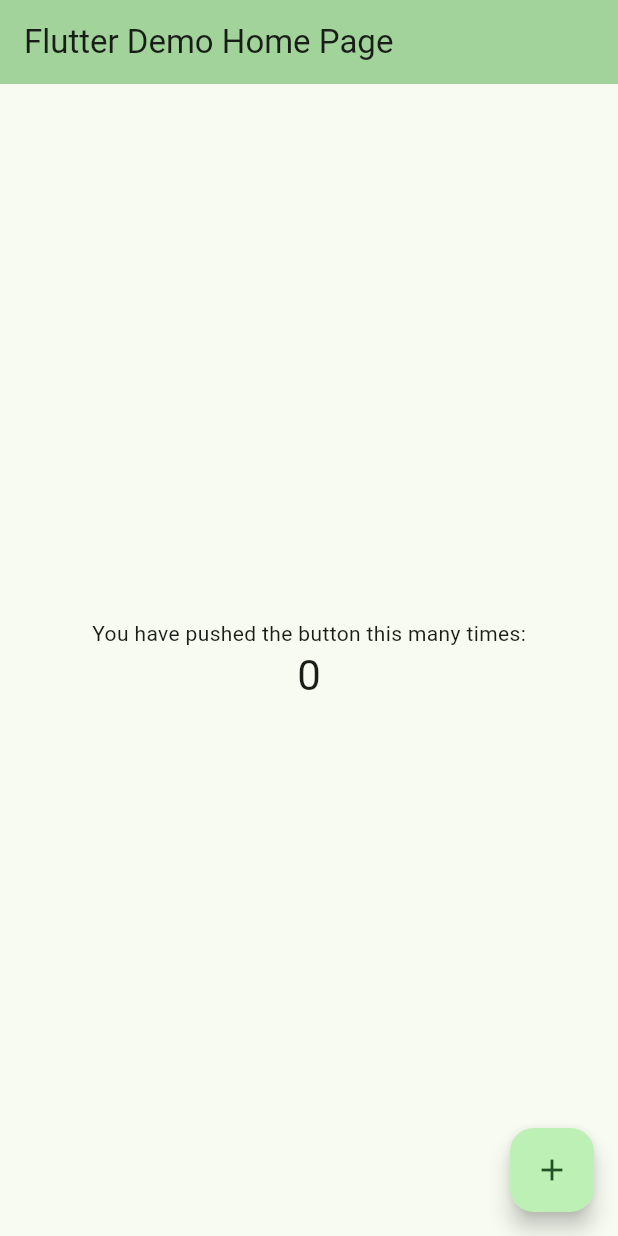
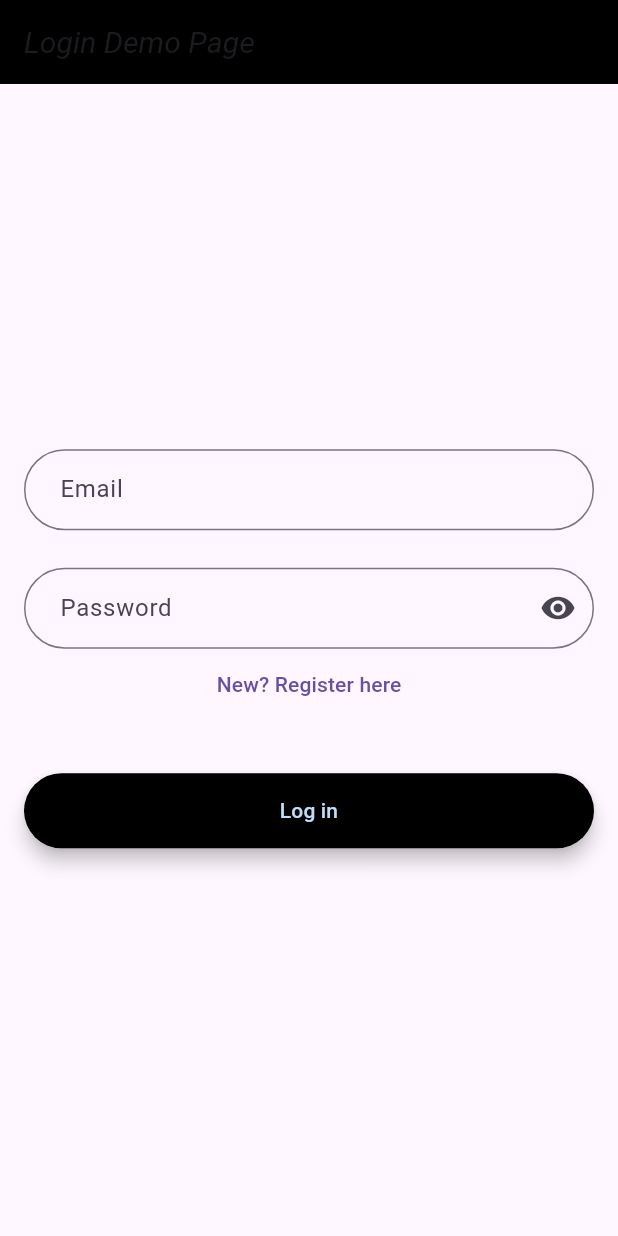
Before and after one commit to anastazee/city-report, a Flutter app: the screen it shows after launch, on a phone screen of 412 x 824 dp. Run offline on Flutter 3.47's test engine with Material 3 defaults, Android fonts, the phone set to English and light mode, and no system bars; our stand-ins replace cloud_firestore, firebase_auth, firebase_core; accounts and stored records are empty; Roboto replaces fonts that are missing (Georgia).

Commit message:
modified:   android/app/build.gradle 	new file:   android/app/google-services.json 	new file:   android/app/src/main/java/io/flutter/app/FlutterMultiDexApplication.java 	modified:   android/app/src/main/kotlin/com/example/flutter_application_1/MainActivity.kt 	modified:   android/build.gradle 	modified:   lib/main.dart 	new file:   lib/models/loginuser.dart 	new file:   lib/screens/authenticate/handler.dart 	new file:   lib/screens/authenticate/login.dart 	new file:   lib/screens/authenticate/register.dart 	new file:   lib/screens/home/home.dart 	new file:   lib/screens/home/wrapper.dart 	new file:   lib/services/auth.dart 	modified:   pubspec.lock 	modified:   pubspec.yaml 	modified:   test/widget_test.dart

```diff
--- a/lib/main.dart
+++ b/lib/main.dart
@@ -1,125 +1,47 @@
 import 'package:flutter/material.dart';
+import 'package:firebase_core/firebase_core.dart';
+import 'package:provider/provider.dart';
+import 'package:firebase_auth/firebase_auth.dart';
 
-void main() {
-  runApp(const MyApp());
+import 'services/auth.dart';
+import 'screens/home/wrapper.dart';
+
+void main() async {
+  WidgetsFlutterBinding.ensureInitialized();
+  try {
+    await Firebase.initializeApp(options: const FirebaseOptions(apiKey:'AIzaSyDHSMiQYcbxTjeqo5A9UdejOsbMqaXY45A',appId:'1:781909190909:android:3d3bfcba13844aa9607694',messagingSenderId:'781909190909',projectId:'city-report-app'));
+  } catch (e) {
+    print('Error initializing Firebase: $e');
+  }
+  runApp(MyApp());
 }
 
-class MyApp extends StatelessWidget {
-  const MyApp({super.key});
-
-  // This widget is the root of your application.
+class MyApp extends StatelessWidget{
   @override
   Widget build(BuildContext context) {
-    return MaterialApp(
-      title: 'Flutter Demo',
+
+    return StreamProvider<User?>.value(
+      value: AuthService().user,
+       initialData: null,
+       child: MaterialApp(
       theme: ThemeData(
-        // This is the theme of your application.
-        //
-        // TRY THIS: Try running your application with "flutter run". You'll see
-        // the application has a purple toolbar. Then, without quitting the app,
-        // try changing the seedColor in the colorScheme below to Colors.green
-        // and then invoke "hot reload" (save your changes or press the "hot
-        // reload" button in a Flutter-supported IDE, or press "r" if you used
-        // the command line to start the app).
-        //
-        // Notice that the counter didn't reset back to zero; the application
-        // state is not lost during the reload. To reset the state, use hot
-        // restart instead.
-        //
-        // This works for code too, not just values: Most code changes can be
-        // tested with just a hot reload.
-        colorScheme: ColorScheme.fromSeed(seedColor: Colors.green),
-        useMaterial3: true,
-      ),
-      home: const MyHomePage(title: 'Flutter Demo Home Page'),
-    );
+        brightness: Brightness.light,
+        primaryColor: Colors.black,
+        buttonTheme: ButtonThemeData(
+          buttonColor: Colors.black,
+          textTheme: ButtonTextTheme.primary,
+          colorScheme:
+              Theme.of(context).colorScheme.copyWith(secondary: Colors.white),
+        ),
+        fontFamily: 'Georgia',
+        textTheme: const TextTheme(
+          displayLarge: TextStyle(fontSize: 72.0, fontWeight: FontWeight.bold),
+          titleLarge: TextStyle(fontSize: 20.0, fontStyle: FontStyle.italic),
+          bodyMedium: TextStyle(fontSize: 14.0, fontFamily: 'Hind'),
+        ),
+        ),
+      home: Wrapper(),
+    ),);
+
   }
 }
-
-class MyHomePage extends StatefulWidget {
-  const MyHomePage({super.key, required this.title});
-
-  // This widget is the home page of your application. It is stateful, meaning
-  // that it has a State object (defined below) that contains fields that affect
-  // how it looks.
-
-  // This class is the configuration for the state. It holds the values (in this
-  // case the title) provided by the parent (in this case the App widget) and
-  // used by the build method of the State. Fields in a Widget subclass are
-  // always marked "final".
-
-  final String title;
-
-  @override
-  State<MyHomePage> createState() => _MyHomePageState();
-}
-
-class _MyHomePageState extends State<MyHomePage> {
-  int _counter = 0;
-
-  void _incrementCounter() {
-    setState(() {
-      // This call to setState tells the Flutter framework that something has
-      // changed in this State, which causes it to rerun the build method below
-      // so that the display can reflect the updated values. If we changed
-      // _counter without calling setState(), then the build method would not be
-      // called again, and so nothing would appear to happen.
-      _counter++;
-    });
-  }
-
-  @override
-  Widget build(BuildContext context) {
-    // This method is rerun every time setState is called, for instance as done
-    // by the _incrementCounter method above.
-    //
-    // The Flutter framework has been optimized to make rerunning build methods
-    // fast, so that you can just rebuild anything that needs updating rather
-    // than having to individually change instances of widgets.
-    return Scaffold(
-      appBar: AppBar(
-        // TRY THIS: Try changing the color here to a specific color (to
-        // Colors.amber, perhaps?) and trigger a hot reload to see the AppBar
-        // change color while the other colors stay the same.
-        backgroundColor: Theme.of(context).colorScheme.inversePrimary,
-        // Here we take the value from the MyHomePage object that was created by
-        // the App.build method, and use it to set our appbar title.
-        title: Text(widget.title),
-      ),
-      body: Center(
-        // Center is a layout widget. It takes a single child and positions it
-        // in the middle of the parent.
-        child: Column(
-          // Column is also a layout widget. It takes a list of children and
-          // arranges them vertically. By default, it sizes itself to fit its
-          // children horizontally, and tries to be as tall as its parent.
-          //
-          // Column has various properties to control how it sizes itself and
-          // how it positions its children. Here we use mainAxisAlignment to
-          // center the children vertically; the main axis here is the vertical
-          // axis because Columns are vertical (the cross axis would be
-          // horizontal).
-          //
-          // TRY THIS: Invoke "debug painting" (choose the "Toggle Debug Paint"
-          // action in the IDE, or press "p" in the console), to see the
-          // wireframe for each widget.
-          mainAxisAlignment: MainAxisAlignment.center,
-          children: <Widget>[
-            const Text(
-              'You have pushed the button this many times:',
-            ),
-            Text(
-              '$_counter',
-              style: Theme.of(context).textTheme.headlineMedium,
-            ),
-          ],
-        ),
-      ),
-      floatingActionButton: FloatingActionButton(
-        onPressed: _incrementCounter,
-        tooltip: 'Increment',
-        child: const Icon(Icons.add),
-      ), // This trailing comma makes auto-formatting nicer for build methods.
-    );
-  }
-}
--- /dev/null
+++ b/lib/models/loginuser.dart
@@ -0,0 +1,7 @@
+class LoginUser {
+  final String? username;
+  final String? email;
+  final String? password;
+
+  LoginUser({this.username, this.email, this.password});
+}
--- /dev/null
+++ b/lib/screens/authenticate/login.dart
@@ -0,0 +1,150 @@
+import 'package:flutter_application_1/models/loginuser.dart';
+import 'package:flutter_application_1/services/auth.dart';
+import 'package:flutter/material.dart';
+import '../home/home.dart';
+import './register.dart';
+
+class Login extends StatefulWidget {
+  final Function? toggleView;
+  Login({this.toggleView});
+
+  @override
+  State<StatefulWidget> createState() {
+    return _Login();
+  }
+}
+
+class _Login extends State<Login> {
+  bool _obscureText = true;
+
+  final _email = TextEditingController();
+  final _password = TextEditingController();
+  final GlobalKey<FormState> _formKey = GlobalKey<FormState>();
+  final AuthService _auth = AuthService();
+
+  @override
+  Widget build(BuildContext context) {
+    final emailField = TextFormField(
+        controller: _email,
+        autofocus: false,
+        validator: (value) {
+          if (value != null) {
+            if (value.contains('@') && value.endsWith('.com')) {
+              return null;
+            }
+            return 'Enter a Valid Email Address';
+          }
+          return 'This field is required';
+        },
+        decoration: InputDecoration(
+            contentPadding: const EdgeInsets.fromLTRB(20.0, 15.0, 20.0, 15.0),
+            hintText: "Email",
+            border:
+                OutlineInputBorder(borderRadius: BorderRadius.circular(32.0))));
+
+    final passwordField = TextFormField(
+        obscureText: _obscureText,
+        controller: _password,
+        autofocus: false,
+        validator: (value) {
+          if (value == null || value.trim().isEmpty) {
+            return 'This field is required';
+          }
+          // Return null if the entered password is valid
+          return null;
+        },
+        decoration: InputDecoration(
+            contentPadding: const EdgeInsets.fromLTRB(20.0, 15.0, 20.0, 15.0),
+            hintText: "Password",
+            suffixIcon: IconButton(
+              icon:
+                  Icon(_obscureText ? Icons.visibility : Icons.visibility_off),
+              onPressed: () {
+                setState(() {
+                  _obscureText = !_obscureText;
+                });
+              },
+            ),
+            border: OutlineInputBorder(
+              borderRadius: BorderRadius.circular(32.0),
+            )));
+
+final txtbutton = TextButton(
+  onPressed: () {
+    Navigator.push(
+      context,
+      MaterialPageRoute(builder: (context) => Register()), // Replace Register() with the actual Register widget
+    );
+  },
+  child: const Text('New? Register here'),
+);
+
+
+    final loginButton = Material(
+      elevation: 5.0,
+      borderRadius: BorderRadius.circular(30.0),
+      color: Theme.of(context).primaryColor,
+      child: MaterialButton(
+        minWidth: MediaQuery.of(context).size.width,
+        padding: const EdgeInsets.fromLTRB(20.0, 15.0, 20.0, 15.0),
+        onPressed: () async {
+          if (_formKey.currentState!.validate()) {
+            dynamic result = await _auth.signInEmailPassword(LoginUser(email: _email.text, password: _password.text));
+            if (result != null && result.uid != null) { // Successful authentication
+              Navigator.pushReplacement(
+                context,
+                MaterialPageRoute(builder: (context) => Home()),
+              );
+            } else {
+              showDialog(
+            context: context,
+            builder: (context) {
+              return AlertDialog(
+                content: Text(result != null ? result.code : "You are not registerd"),
+              );
+                },
+              );
+            }
+          }
+},
+        child: Text(
+          "Log in",
+          style: TextStyle(color: Theme.of(context).primaryColorLight),
+          textAlign: TextAlign.center,
+        ),
+      ),
+    );
+
+    return Scaffold(
+      resizeToAvoidBottomInset: false,
+      appBar: AppBar(
+        title: const Text('Login Demo Page'),
+        backgroundColor: Theme.of(context).primaryColor,
+      ),
+      body: Column(
+        mainAxisAlignment: MainAxisAlignment.center,
+        children: [
+          Form(
+            key: _formKey,
+            child: Padding(
+              padding: const EdgeInsets.all(16.0),
+              child: Column(
+                crossAxisAlignment: CrossAxisAlignment.center,
+                mainAxisAlignment: MainAxisAlignment.center,
+                children: <Widget>[
+                  emailField,
+                  const SizedBox(height: 25.0),
+                  passwordField,
+                  txtbutton,
+                  const SizedBox(height: 35.0),
+                  loginButton,
+                  const SizedBox(height: 15.0),
+                ],
+              ),
+            ),
+          ),
+        ],
+      ),
+    );
+  }
+}
--- /dev/null
+++ b/lib/screens/home/wrapper.dart
@@ -0,0 +1,19 @@
+import 'package:flutter/material.dart';
+import 'package:firebase_auth/firebase_auth.dart';
+import 'home.dart';
+import '../authenticate/login.dart';
+
+class Wrapper extends StatelessWidget {
+  @override
+  Widget build(BuildContext context) {
+    User? user = FirebaseAuth.instance.currentUser;
+
+    // If the user is logged in, show the home page
+    if (user != null) {
+      return Home();
+    } else {
+      // If the user is not logged in, show the login page
+      return Login();
+    }
+  }
+}
--- /dev/null
+++ b/lib/services/auth.dart
@@ -0,0 +1,60 @@
+import 'package:firebase_auth/firebase_auth.dart';
+import 'package:cloud_firestore/cloud_firestore.dart';
+import "../models/loginuser.dart";
+
+class AuthService {
+  final FirebaseAuth _auth = FirebaseAuth.instance;
+
+  Stream<User?> get user {
+    return _auth.authStateChanges();
+  }
+
+  Future<User?> signInEmailPassword(LoginUser _login) async {
+    try {
+      UserCredential userCredential = await _auth.signInWithEmailAndPassword(
+        email: _login.email.toString(),
+        password: _login.password.toString(),
+      );
+      return userCredential.user;
+    } on FirebaseAuthException catch (e) {
+      // Handle authentication exceptions here
+      print("Error signing in: ${e.message}");
+      return null;
+    }
+  }
+
+  Future<User?> registerUser(LoginUser login) async {
+    try {
+      UserCredential userCredential = await _auth.createUserWithEmailAndPassword(
+        email: login.email.toString(),
+        password: login.password.toString(),
+      );
+      await addDetails(login, userCredential.user?.uid);
+      return userCredential.user;
+    } on FirebaseAuthException catch (e) {
+      // Handle registration exceptions here
+      print("Error registering: ${e.message}");
+      return null;
+    } catch (e) {
+      print("Unexpected error: $e");
+      return null;
+    }
+  }
+
+  Future<void> addDetails(LoginUser login, String? uid) async {
+    await FirebaseFirestore.instance.collection('users').doc(uid).set({
+      'username': login.username.toString(),
+      'email': login.email.toString(),
+      'points': 0
+    });
+  }
+
+  Future<void> signOut() async {
+    try {
+      await _auth.signOut();
+    } catch (e) {
+      // Handle sign-out exceptions here
+      print("Error signing out: $e");
+    }
+  }
+}
--- a/pubspec.yaml
+++ b/pubspec.yaml
@@ -35,6 +35,10 @@ dependencies:
   # The following adds the Cupertino Icons font to your application.
   # Use with the CupertinoIcons class for iOS style icons.
   cupertino_icons: ^1.0.2
+  firebase_core: ^2.24.2
+  firebase_auth: ^4.15.3
+  provider: ^6.1.1
+  cloud_firestore: ^4.13.6
 
 dev_dependencies:
   flutter_test:
```
Also changed, not shown: lib/screens/authenticate/handler.dart (added, +31 -0 lines), lib/screens/authenticate/register.dart (added, +166 -0 lines), lib/screens/home/home.dart (added, +49 -0 lines), pubspec.lock, 6 other files.
